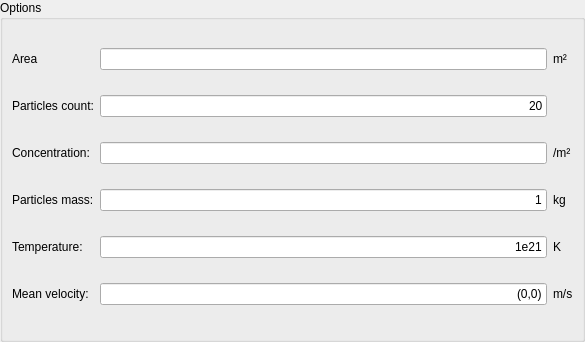
KDE/step, file step/create_gas_particles.ui: the form before one commit.
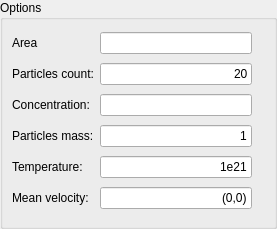
The form after the commit.

Patch:
```diff
--- a/step/create_gas_particles.ui
+++ b/step/create_gas_particles.ui
@@ -5,8 +5,8 @@
    <rect>
     <x>0</x>
     <y>0</y>
-    <width>585</width>
-    <height>342</height>
+    <width>277</width>
+    <height>229</height>
    </rect>
   </property>
   <property name="windowTitle" >
@@ -57,7 +57,7 @@
       <item row="0" column="2" >
        <widget class="QLabel" name="label_7" >
         <property name="text" >
-         <string>m²</string>
+         <string/>
         </property>
        </widget>
       </item>
@@ -84,6 +84,13 @@
         </property>
        </widget>
       </item>
+      <item row="1" column="2" >
+       <widget class="QLabel" name="labelCount" >
+        <property name="text" >
+         <string/>
+        </property>
+       </widget>
+      </item>
       <item row="2" column="0" >
        <widget class="QLabel" name="label_6" >
         <property name="text" >
@@ -101,7 +108,7 @@
       <item row="2" column="2" >
        <widget class="QLabel" name="label_10" >
         <property name="text" >
-         <string>/m²</string>
+         <string/>
         </property>
        </widget>
       </item>
@@ -131,7 +138,7 @@
       <item row="3" column="2" >
        <widget class="QLabel" name="label_9" >
         <property name="text" >
-         <string>kg</string>
+         <string/>
         </property>
        </widget>
       </item>
@@ -155,7 +162,7 @@
       <item row="4" column="2" >
        <widget class="QLabel" name="label_11" >
         <property name="text" >
-         <string>K</string>
+         <string/>
         </property>
        </widget>
       </item>
@@ -179,7 +186,7 @@
       <item row="5" column="2" >
        <widget class="QLabel" name="label_8" >
         <property name="text" >
-         <string>m/s</string>
+         <string/>
         </property>
        </widget>
       </item>
```
Left out of the diff: 10 changed lines with no effect on the pictures.
